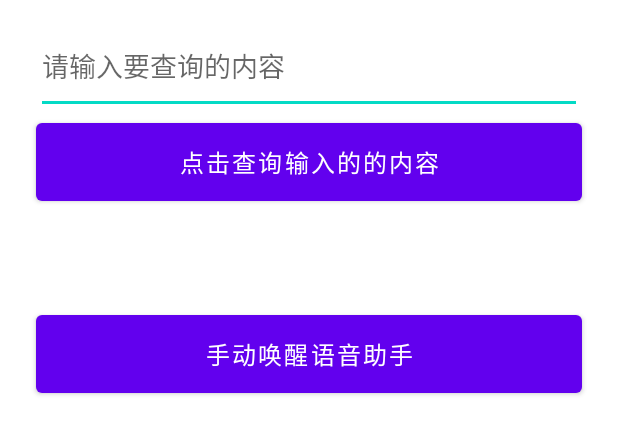
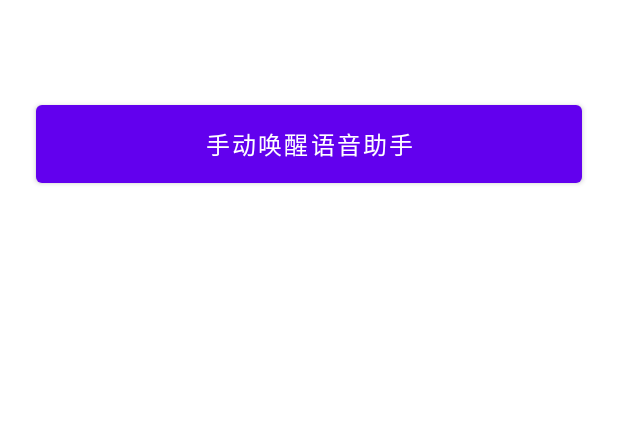
Before and after one commit to liuhao722/BlueToothWorth, an Android app: the layout activity_main.xml on its own in the app's theme, with its tools: preview values and no code run, on a phone screen of 412 x 824 dp. Shown: the top 434 px of the screen. Run offline under Robolectric (Android 15) with nearby library versions, the phone set to English and light mode, and no system bars.

Commit message:
逻辑优化

```diff
--- a/app/src/main/res/layout/activity_main.xml
+++ b/app/src/main/res/layout/activity_main.xml
@@ -4,24 +4,24 @@
     android:layout_height="match_parent"
     android:orientation="vertical">
 
-    <EditText
-        android:id="@+id/et_input"
-        android:layout_width="match_parent"
-        android:layout_height="wrap_content"
-        android:layout_marginLeft="24dp"
-        android:layout_marginTop="12dp"
-        android:layout_marginRight="24dp"
-        android:hint="请输入要查询的内容"
-        android:minHeight="64dp" />
+<!--    <EditText-->
+<!--        android:id="@+id/et_input"-->
+<!--        android:layout_width="match_parent"-->
+<!--        android:layout_height="wrap_content"-->
+<!--        android:layout_marginLeft="24dp"-->
+<!--        android:layout_marginTop="12dp"-->
+<!--        android:layout_marginRight="24dp"-->
+<!--        android:hint="请输入要查询的内容"-->
+<!--        android:minHeight="64dp" />-->
 
-    <Button
-        android:id="@+id/playText"
-        android:layout_width="match_parent"
-        android:layout_height="64dp"
-        android:layout_marginLeft="24dp"
-        android:layout_marginRight="24dp"
-        android:text="点击查询输入的的内容"
-        android:textSize="16sp" />
+<!--    <Button-->
+<!--        android:id="@+id/playText"-->
+<!--        android:layout_width="match_parent"-->
+<!--        android:layout_height="64dp"-->
+<!--        android:layout_marginLeft="24dp"-->
+<!--        android:layout_marginRight="24dp"-->
+<!--        android:text="点击查询输入的的内容"-->
+<!--        android:textSize="16sp" />-->
 
     <Button
         android:id="@+id/wakeUp"
```
Also changed, not shown: app/src/main/java/com/worth/bluetooth/MainActivity.java (+10 -10 lines), framework/src/main/java/com/worth/framework/base/core/storage/MeKV.kt (+27 -0 lines), framework/src/main/java/com/worth/framework/business/enter/VipSdkHelper.kt (+35 -10 lines).
